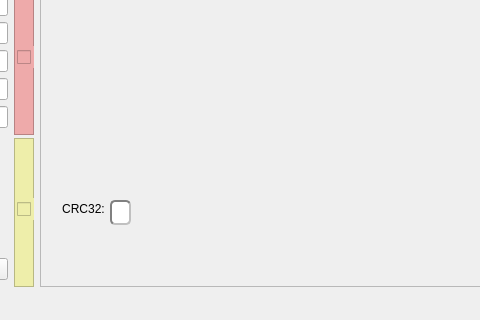
The window that mainwindow.ui (bigbigmdm/SFP-Master) describes before a commit, drawn with Qt 5; both pictures show x 434 to 914 and y 379 to 699 of the 1065 by 699 pixel window.
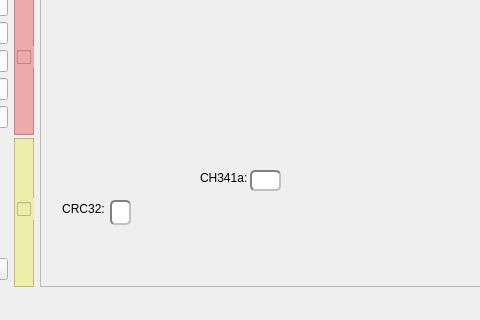
The same window after the commit. Icons and pictures are not drawn.

Commit message: Status of programmer added, hexedit resize added

Diff of the .ui file:
```diff
--- a/mainwindow.ui
+++ b/mainwindow.ui
@@ -733,6 +733,44 @@
         <string notr="true">border: 2px solid gray;border-radius: 5px;font-weight:600;border-style:inset;</string>
        </property>
       </widget>
+      <widget class="QLineEdit" name="eStatus">
+       <property name="geometry">
+        <rect>
+         <x>210</x>
+         <y>490</y>
+         <width>31</width>
+         <height>21</height>
+        </rect>
+       </property>
+       <property name="maximumSize">
+        <size>
+         <width>120</width>
+         <height>25</height>
+        </size>
+       </property>
+       <property name="font">
+        <font>
+         <weight>75</weight>
+         <bold>true</bold>
+        </font>
+       </property>
+       <property name="styleSheet">
+        <string>border: 2px solid gray;border-radius: 5px;font-weight:600;border-style:inset;</string>
+       </property>
+      </widget>
+      <widget class="QLabel" name="lStatus">
+       <property name="geometry">
+        <rect>
+         <x>160</x>
+         <y>490</y>
+         <width>61</width>
+         <height>16</height>
+        </rect>
+       </property>
+       <property name="text">
+        <string>CH341a:</string>
+       </property>
+      </widget>
      </widget>
     </item>
    </layout>
```
The commit also changes 3 other files.
